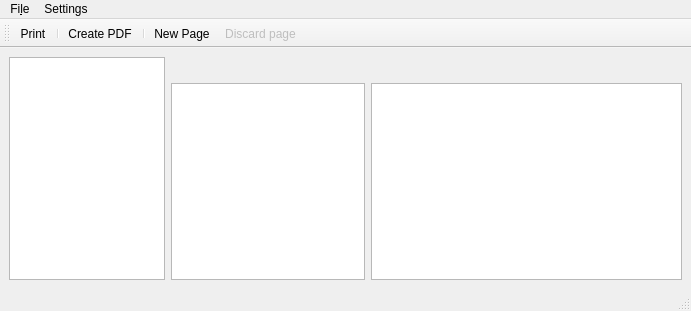
luziferius/MTGProxyPrinter, file mtg_proxy_printer/resources/ui/main_window.ui: the form before one commit.
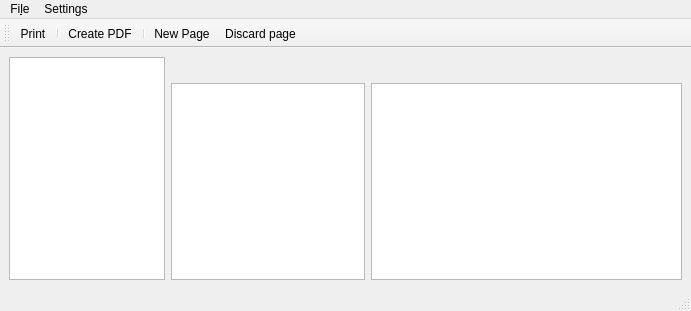
The form after the commit. Icons and pictures are not drawn. Custom widgets are drawn as their Qt base class.

Commit message:
Document: Always have at least one page. Create one in __init__(). If the last page is deleted, immediately create a new one. Removed signal document_empty. The "Discard page" button in the main window is now always active. This prevents some issues in edge cases and is more like what the user expects. Like in regular word processors, there is always at least one page in a document.
FossilOrigin-Name: a48ed52dfb9f3018099610e89cd33134234083132e99353b0bc9732772890a40

The edit to the form file:
```diff
--- a/mtg_proxy_printer/resources/ui/main_window.ui
+++ b/mtg_proxy_printer/resources/ui/main_window.ui
@@ -176,9 +176,6 @@
    </property>
   </action>
   <action name="action_discard_page">
-   <property name="enabled">
-    <bool>false</bool>
-   </property>
    <property name="icon">
     <iconset theme="document-close">
      <normaloff>.</normaloff>.</iconset>
```
The commit also changes 2 other files.
